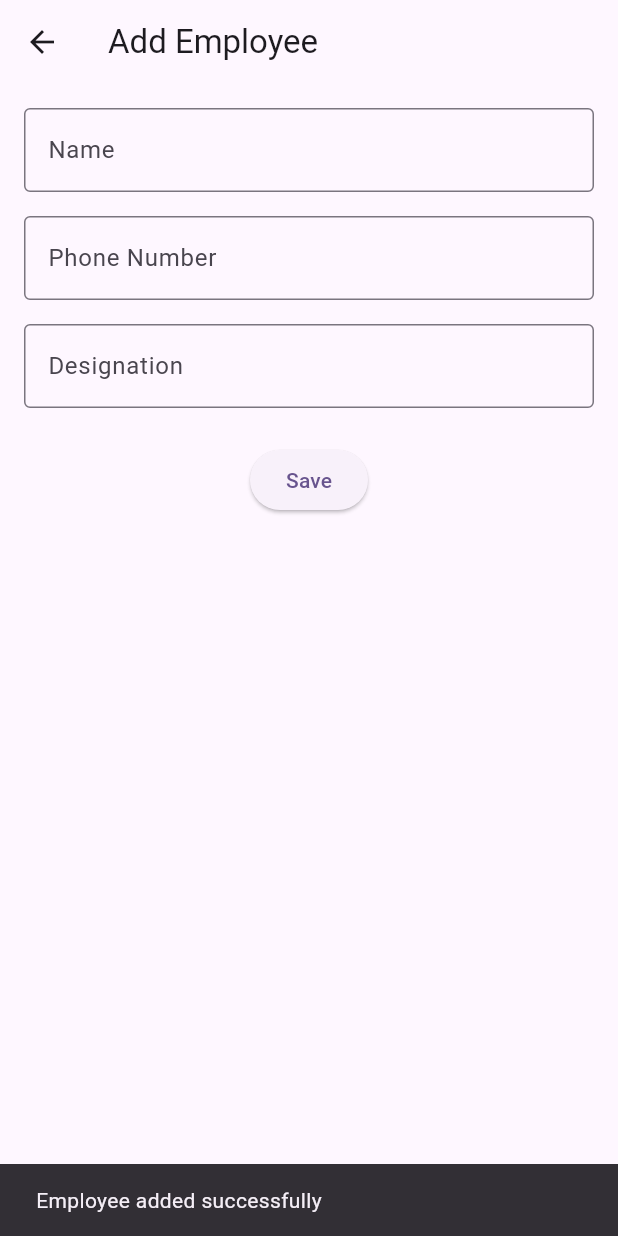
After one commit to mohitpraja/WORKLYTICS--MUMBAIHACKS-2024-, a Flutter app: the AddEmployeePage screen opened directly, after a tap on "Save", on a phone screen of 412 x 824 dp. The commit adds this screen. Run offline on Flutter 3.47's test engine with Material 3 defaults, Android fonts, the light colour scheme and no system bars; our stand-ins replace cloud_firestore, connectivity_plus, firebase_core, firebase_storage, geocoding, geolocator and 6 more; missing offline and left inert: flutter_face_api; accounts and stored records are empty.

Commit message:
just add emp

```diff
--- a/lib/core/constant.dart
+++ b/lib/core/constant.dart
@@ -4,5 +4,6 @@ import 'package:cloud_firestore/cloud_firestore.dart';
 class MyConstant{
 
 CollectionReference SignUpAlfa = FirebaseFirestore.instance.collection('SignUpTimeInOut');
+CollectionReference addEmp = FirebaseFirestore.instance.collection('addEmp');
 
 }
--- /dev/null
+++ b/lib/feature/add_employee.dart
@@ -0,0 +1,86 @@
+import 'package:flutter/material.dart';
+import 'package:worklytics/core/constant.dart';
+import 'package:worklytics/core/globals.dart';
+
+class AddEmployeePage extends StatelessWidget {
+  final TextEditingController nameController = TextEditingController();
+  final TextEditingController phoneController = TextEditingController();
+  final TextEditingController designationController = TextEditingController();
+
+  @override
+  Widget build(BuildContext context) {
+    return Scaffold(
+      appBar: AppBar(
+        title: Text('Add Employee'),
+      ),
+      body: Padding(
+        padding: EdgeInsets.all(16.0),
+        child: Column(
+          crossAxisAlignment: CrossAxisAlignment.start,
+          children: [
+            TextField(
+              controller: nameController,
+              decoration: InputDecoration(
+                labelText: 'Name',
+                border: OutlineInputBorder(),
+              ),
+            ),
+            SizedBox(height: 16.0),
+            TextField(
+              controller: phoneController,
+              keyboardType: TextInputType.phone,
+              decoration: InputDecoration(
+                labelText: 'Phone Number',
+                border: OutlineInputBorder(),
+              ),
+            ),
+            SizedBox(height: 16.0),
+            TextField(
+              controller: designationController,
+              decoration: InputDecoration(
+                labelText: 'Designation',
+                border: OutlineInputBorder(),
+              ),
+            ),
+            SizedBox(height: 24.0),
+            Center(
+              child: ElevatedButton(
+                onPressed: () {
+                  // Add employee data handling logic here
+                  String name = nameController.text;
+                  String addPhone = phoneController.text;
+                  String designation = designationController.text;
+
+                  // For now, just printing the data
+                  print('Name: $name');
+                  print('Phone: $addPhone');
+                  print('Designation: $designation');
+
+                  // Clear the fields after saving
+                  nameController.clear();
+                  phoneController.clear();
+                  designationController.clear();
+
+                  MyConstant().addEmp.add({
+                    "nameLogin": nameController.text,
+                    "designation": designationController.text,
+                    "phone": phoneController.text,
+                    "ownerId": phone,
+                    "owner": 'no',
+                  });
+
+
+                  // Show a confirmation message
+                  ScaffoldMessenger.of(context).showSnackBar(
+                    SnackBar(content: Text('Employee added successfully')),
+                  );
+                },
+                child: Text('Save'),
+              ),
+            ),
+          ],
+        ),
+      ),
+    );
+  }
+}
--- a/lib/feature/admin_view.dart
+++ b/lib/feature/admin_view.dart
@@ -1,6 +1,7 @@
 import 'package:flutter/material.dart';
 import 'package:shared_preferences/shared_preferences.dart';
 import 'package:worklytics/core/globals.dart';
+import 'package:worklytics/feature/add_employee.dart';
 
 class AdminView extends StatefulWidget {
   const AdminView({super.key});
@@ -17,11 +18,15 @@ class _AdminViewState extends State<AdminView> {
 
   // Function to add a new employee
   void _addEmployee() {
-    setState(() {
+    Navigator.push(
+      context,
+      MaterialPageRoute(builder: (context) =>  AddEmployeePage()),
+    );
+
+    /*  setState(() {
       employees.add("New Employee ${employees.length + 1}");
     });
-  }
-  @override
+  */}
   @override
   void initState() {
     // TODO: implement initState
@@ -47,7 +52,7 @@ class _AdminViewState extends State<AdminView> {
   Widget build(BuildContext context) {
     return Scaffold(
       appBar: AppBar(
-        title: Text("Employee Directory"),
+        title: Text('Worklytics'),
       ),
       body: Padding(
         padding: const EdgeInsets.all(16.0),
```
